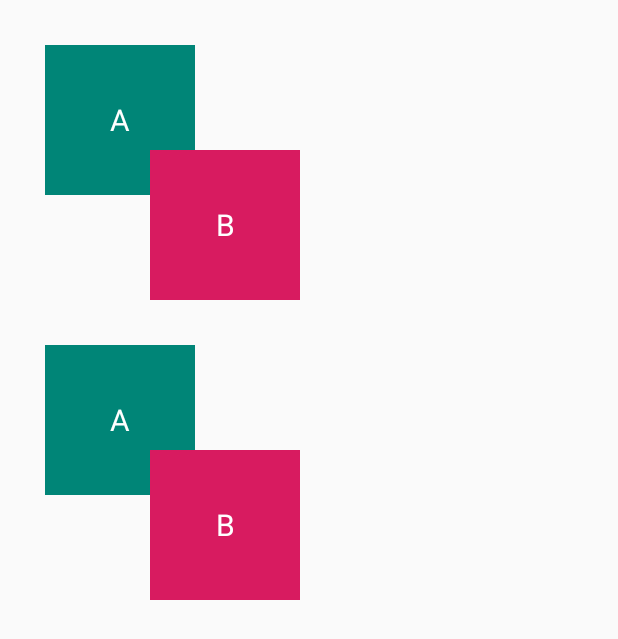
After one commit to wy521angel/ConstraintLayoutTest, an Android app: the layout activity_margin.xml on its own in the app's theme, with its tools: preview values and no code run, on a phone screen of 412 x 824 dp. The commit adds this screen. Shown: the top 639 px of the screen. Run offline under Robolectric (Android 15) with nearby library versions, the phone set to English and light mode, and no system bars.

Commit message:
margin负值处理

```diff
--- a/app/src/main/java/com/example/constraintlayouttest/MainActivity.java
+++ b/app/src/main/java/com/example/constraintlayouttest/MainActivity.java
@@ -10,7 +10,7 @@ import android.widget.ListView;
 public class MainActivity extends ListActivity {
 
 
-    private String[] titles = {"Enforcing constraints", "Percent Dimensions", "Barrier", "Group", "围绕旋转", "点击布局重新排列", "模板功能", "动态替换", "Baseline 对齐"};
+    private String[] titles = {"Enforcing constraints", "Percent Dimensions", "Barrier", "Group", "围绕旋转", "点击布局重新排列", "模板功能", "动态替换", "Baseline 对齐", "边距处理"};
 
     @Override
     protected void onCreate(Bundle savedInstanceState) {
@@ -48,6 +48,9 @@ public class MainActivity extends ListActivity {
             case 8:
                 startActivity(new Intent(this, TestActivity.class).putExtra(TestActivity.TYPE, TestActivity.BASELINE));
                 break;
+            case 9:
+                startActivity(new Intent(this, TestActivity.class).putExtra(TestActivity.TYPE, TestActivity.MARGIN));
+                break;
 
         }
     }
--- a/app/src/main/java/com/example/constraintlayouttest/TestActivity.java
+++ b/app/src/main/java/com/example/constraintlayouttest/TestActivity.java
@@ -9,6 +9,7 @@ public class TestActivity extends AppCompatActivity {
     private int type = 0;
     public static String TYPE = "type";
     public static int BASELINE = 1;
+    public static int MARGIN = 2;
 
     @Override
     protected void onCreate(Bundle savedInstanceState) {
@@ -22,12 +23,12 @@ public class TestActivity extends AppCompatActivity {
                 case 1:
                     setContentView(R.layout.activity_baseline);
                     break;
+                case 2:
+                    setContentView(R.layout.activity_margin);
+                    break;
                 default:
                     break;
             }
         }
-
-
-
     }
 }
--- /dev/null
+++ b/app/src/main/res/layout/activity_margin.xml
@@ -0,0 +1,70 @@
+<androidx.constraintlayout.widget.ConstraintLayout xmlns:android="http://schemas.android.com/apk/res/android"
+    xmlns:app="http://schemas.android.com/apk/res-auto"
+    android:layout_width="match_parent"
+    android:layout_height="match_parent">
+
+    <TextView
+        android:id="@+id/vA"
+        android:layout_width="100dp"
+        android:layout_height="100dp"
+        android:layout_marginStart="30dp"
+        android:layout_marginTop="30dp"
+        android:background="@color/colorPrimary"
+        android:gravity="center"
+        android:text="A"
+        android:textColor="#FFFFFF"
+        android:textSize="20sp"
+        app:layout_constraintStart_toStartOf="parent"
+        app:layout_constraintTop_toTopOf="parent" />
+
+    <TextView
+        android:id="@+id/vB"
+        android:layout_width="100dp"
+        android:layout_height="100dp"
+        android:layout_marginStart="-30dp"
+        android:layout_marginTop="-30dp"
+        android:background="@color/colorAccent"
+        android:gravity="center"
+        android:text="B"
+        android:textColor="#FFFFFF"
+        android:textSize="20sp"
+        app:layout_constraintStart_toEndOf="@id/vA"
+        app:layout_constraintTop_toBottomOf="@id/vA" />
+
+
+    <TextView
+        android:id="@+id/vA2"
+        android:layout_width="100dp"
+        android:layout_height="100dp"
+        android:layout_marginStart="30dp"
+        android:layout_marginTop="30dp"
+        android:background="@color/colorPrimary"
+        android:gravity="center"
+        android:text="A"
+        android:textColor="#FFFFFF"
+        android:textSize="20sp"
+        app:layout_constraintLeft_toLeftOf="parent"
+        app:layout_constraintTop_toBottomOf="@id/vB" />
+
+    <Space
+        android:id="@+id/space"
+        android:layout_width="0dp"
+        android:layout_height="0dp"
+        android:layout_marginEnd="30dp"
+        android:layout_marginBottom="30dp"
+        app:layout_constraintBottom_toBottomOf="@id/vA2"
+        app:layout_constraintEnd_toEndOf="@id/vA2" />
+
+    <TextView
+        android:id="@+id/vB2"
+        android:layout_width="100dp"
+        android:layout_height="100dp"
+        android:background="@color/colorAccent"
+        android:gravity="center"
+        android:text="B"
+        android:textColor="#FFFFFF"
+        android:textSize="20sp"
+        app:layout_constraintLeft_toRightOf="@id/space"
+        app:layout_constraintTop_toBottomOf="@id/space" />
+
+</androidx.constraintlayout.widget.ConstraintLayout>
```
